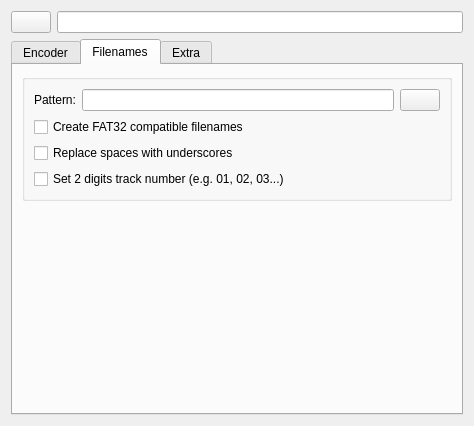
This is dialogs/profiledatawidgetUI.ui in KDE/audex as Qt 5 draws it before an edit. The edited form follows.
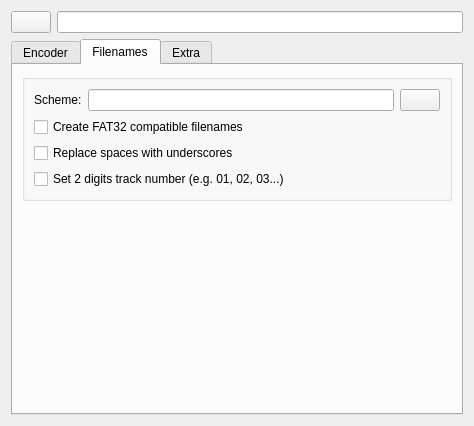
This is the edited form. The open tabs and pages were chosen to show the change. Custom widgets are drawn as their Qt base class.

Commit message: Unify mixed expressions pattern and scheme to scheme

```diff
--- a/dialogs/profiledatawidgetUI.ui
+++ b/dialogs/profiledatawidgetUI.ui
@@ -92,7 +92,7 @@
                </font>
               </property>
               <property name="text">
-               <string>Pattern:</string>
+               <string>Scheme:</string>
               </property>
              </widget>
             </item>
```
Left out of the diff: 8 changed lines with no effect on the pictures. The commit also changes 42 other files.
